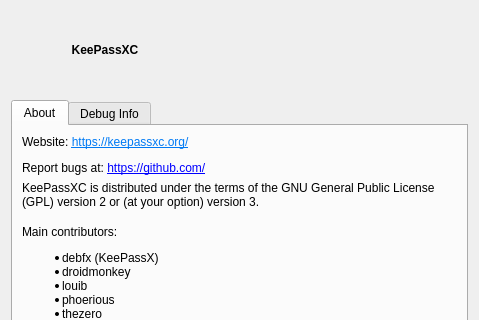
This is src/gui/AboutDialog.ui in keepassxreboot/keepassxc as Qt 5 draws it before an edit; both pictures show x 0 to 479 and y 0 to 320 of the 479 by 488 pixel window. The edited form follows.
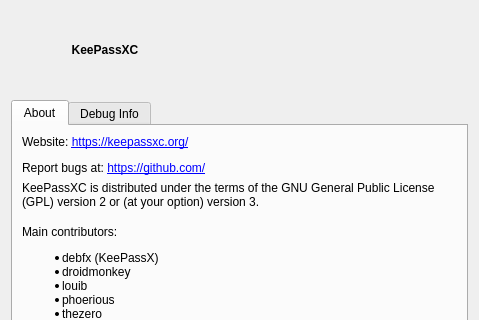
This is the edited form.

Commit message: Fix Qt Designer HTML lapses

```diff
--- a/src/gui/AboutDialog.ui
+++ b/src/gui/AboutDialog.ui
@@ -78,8 +78,8 @@
        <item>
         <widget class="QLabel" name="label_2">
          <property name="text">
-          <string notr="true">&lt;html&gt;&lt;head/&gt;&lt;body&gt;&lt;p&gt;Website: &lt;a href=&quot;https://keepassxc.org/&quot;&gt;&lt;span style=&quot; text-decoration: underline; color:#007af4;&quot;&gt;https://keepassxc.org/&lt;/span&gt;&lt;/a&gt;&lt;/p&gt;&lt;/body&gt;
-Report bugs at: &lt;a href=&quot;https://github.com/keepassxreboot/keepassxc/issues&quot;&gt;https://github.com/&lt;/a&gt;&lt;/html&gt;</string>
+          <string notr="true">&lt;p&gt;Website: &lt;a href=&quot;https://keepassxc.org/&quot;&gt;https://keepassxc.org/&lt;/a&gt;&lt;/p&gt;
+&lt;p&gt;Report bugs at: &lt;a href=&quot;https://github.com/keepassxreboot/keepassxc/issues&quot;&gt;https://github.com/&lt;/a&gt;&lt;/p&gt;</string>
          </property>
          <property name="openExternalLinks">
           <bool>true</bool>
```
Left out of the diff: 5 changed lines with no effect on the pictures.
